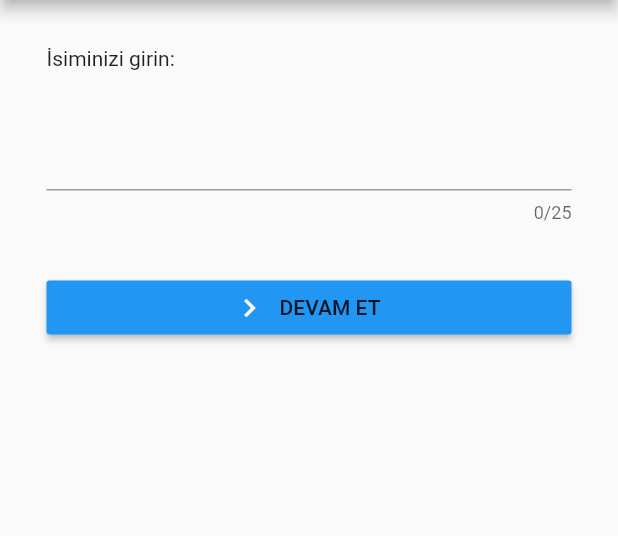
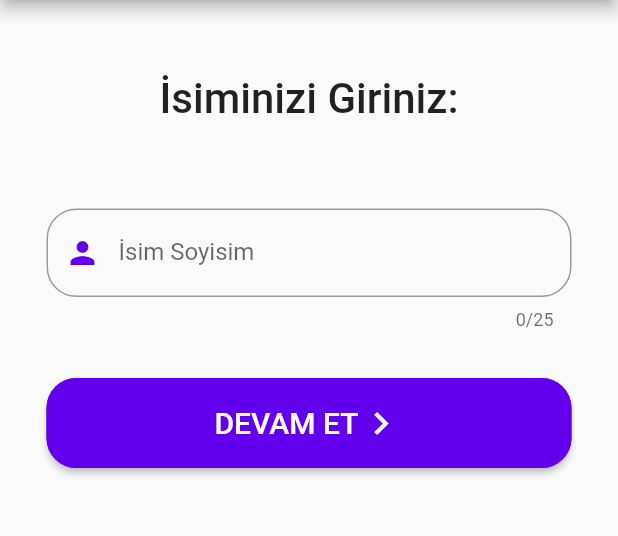
Before and after one commit to Y-usuf-18/Flutter-project, a Flutter app: the screen it shows after launch, after a tap on "DEVAM", on a phone screen of 412 x 824 dp, the part 84-620 px from its top. Run offline on Flutter 3.47's test engine with Material 2 defaults, Android fonts, the phone set to English and light mode, and no system bars; our stand-ins replace percent_indicator; missing offline and left inert: flare_splash_screen.

```diff
--- a/lib/main.dart
+++ b/lib/main.dart
@@ -139,9 +139,13 @@ class _ProfilState extends State<Profil>{
     return MaterialApp(
       debugShowCheckedModeBanner: false,
       title: 'Profil Oluştur',
-      home: Scaffold(
+      home: Theme(
+        data: ThemeData(
+          primaryColor: Color(0xff6200ee),
+          accentColor: Color(0xff6200ee),
+        ),
+        child: Scaffold(
           appBar: AppBar(
-          backgroundColor: Color(0xff6200ee),
             title: Text("AKILLI REHBER"),
             centerTitle: true,
           ),
@@ -152,11 +156,29 @@ class _ProfilState extends State<Profil>{
                 children: <Widget>[
                   Padding(
                     padding: const EdgeInsets.all(16.0),
-                  child: Text("İsiminizi girin:"),
+
+                    child: Row(
+                      mainAxisAlignment: MainAxisAlignment.center,
+                      children: <Widget>[
+                        Text('İsiminizi Giriniz:',
+                            style: TextStyle(fontSize: 28, height: 2, fontWeight: FontWeight.w500)),
+                      ],
                     ),
+                  ),
+                  const SizedBox(height: 20),
                   Padding(
                     padding: const EdgeInsets.all(16.0),
                     child: TextFormField(
+                      decoration: new InputDecoration(
+                        labelText: "İsim Soyisim",
+                        prefixIcon: Icon(Icons.person,color: Color(0xff6200ee),),
+                        fillColor: Colors.white,
+                        border: new OutlineInputBorder(
+                          borderRadius: BorderRadius.circular(20.0),
+
+                        ),
+
+                      ),
                       keyboardType: TextInputType.text,
                       textInputAction: TextInputAction.done,
                       maxLines: 1,
@@ -173,20 +195,33 @@ class _ProfilState extends State<Profil>{
                       },
                     ),
                   ),
-
                   Padding(
                       padding: const EdgeInsets.all(16.0),
-                  child: RaisedButton.icon(
-                    icon: Icon(Icons.navigate_next,color: Colors.white,),
-                    label: Text("DEVAM ET"),
-                    color: Colors.blue,
-                    disabledColor: Colors.blueGrey,
+                      child: Container(
+                          width: 210,
+                          child: RaisedButton(
+                            padding: EdgeInsets.fromLTRB(0, 15, 0, 15),
+                            shape: RoundedRectangleBorder(
+                              borderRadius: BorderRadius.circular(20.0),
+                              side: BorderSide(color:Color(0xff6200ee)),
+
+                            ),
+                            color: Color(0xff6200ee),
+                            textColor: Colors.white,
                             onPressed: _girisBilgileriniOnayla,
-                  )
-                ),
-
+                            child: Row(
+                              mainAxisAlignment: MainAxisAlignment.center,
+                              children: <Widget>[
+                                Text("DEVAM ET",style: TextStyle(fontSize: 20)),
+                                Icon(Icons.navigate_next, size: 30,)
                               ],
 
+                          ),),
+                  ),
+                  )
+                ],
+
+              ),
             ),
             ),
           ),
@@ -250,7 +285,7 @@ class _SiniflarState extends State<Siniflar>{
                   mainAxisAlignment: MainAxisAlignment.center,
                   children: <Widget>[
                     Text('Bir sınıf seçiniz:',
-                        style: TextStyle(fontSize: 28, height: 3, fontWeight: FontWeight.bold)),
+                        style: TextStyle(fontSize: 28, height: 3, fontWeight: FontWeight.w500)),
                   ],
                 ),
               ),
```
Also changed, not shown: lib/dersler.dart (+71 -24 lines). Lines whose indentation alone changed are shown as unchanged.
